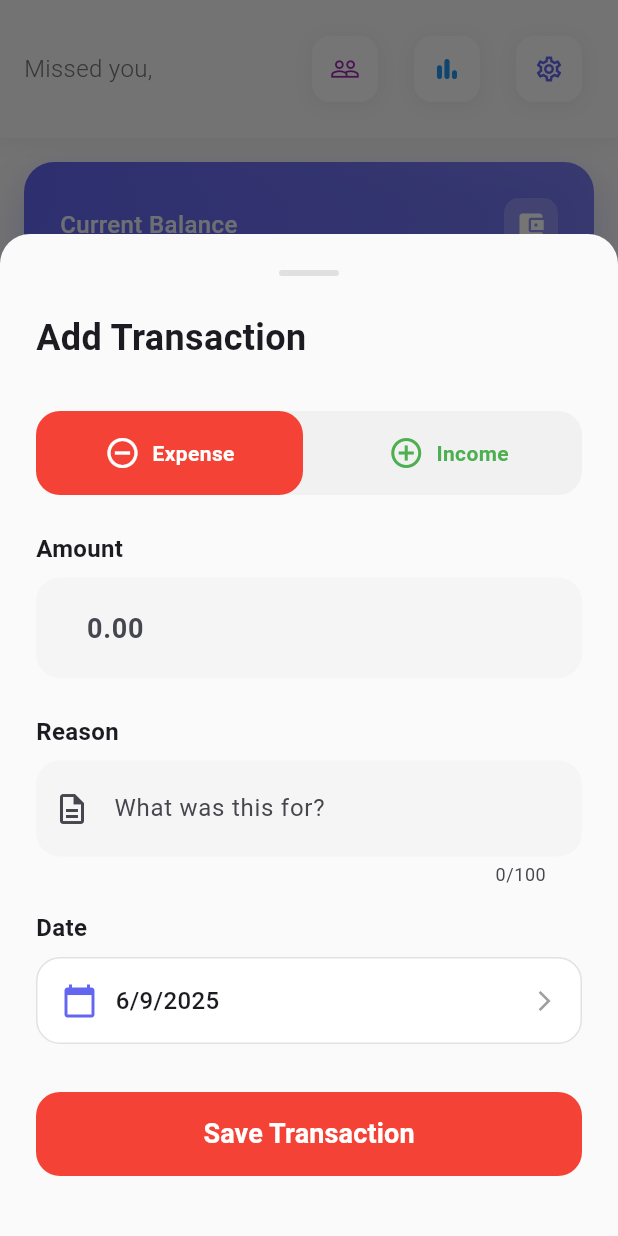
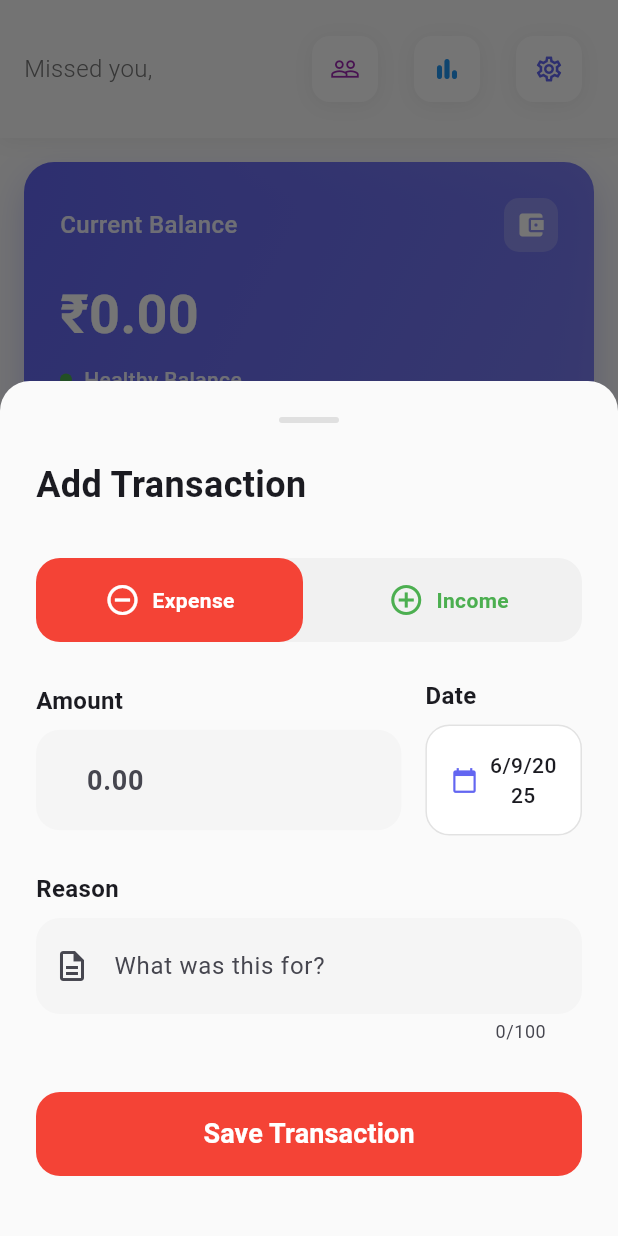
Before and after one commit to malik-l0l/Money_Manager, a Flutter app: the HomeScreen screen opened directly, after a tap on the "add" icon, on a phone screen of 412 x 824 dp. Run offline on Flutter 3.47's test engine with Material 3 defaults, Android fonts, the phone set to English and light mode, and no system bars; our stand-ins replace hive, hive_flutter, share_plus; accounts and stored records are empty; Roboto replaces fonts that are missing (SF Pro Display).

Commit message:
refac(modals): date placed near amount section

```diff
--- a/lib/widgets/add_transaction_modal.dart
+++ b/lib/widgets/add_transaction_modal.dart
@@ -244,7 +244,15 @@ class _AddTransactionModalState extends State<AddTransactionModal>
 
                     SizedBox(height: 24),
 
-                    // Amount Field
+                    // Amount and Date Row
+                    Row(
+                      children: [
+                        // Amount Field - 60% width
+                        Expanded(
+                          flex: 7,
+                          child: Column(
+                            crossAxisAlignment: CrossAxisAlignment.start,
+                            children: [
                               Text(
                                 'Amount',
                                 style: TextStyle(
@@ -281,6 +289,62 @@ class _AddTransactionModalState extends State<AddTransactionModal>
                                   FocusScope.of(context).requestFocus(_reasonFocus);
                                 },
                               ),
+                            ],
+                          ),
+                        ),
+                        SizedBox(width: 16),
+                        // Date Field - 40% width
+                        Expanded(
+                          flex: 3,
+                          child: Column(
+                            crossAxisAlignment: CrossAxisAlignment.start,
+                            children: [
+                              Text(
+                                'Date',
+                                style: TextStyle(
+                                  fontSize: 16,
+                                  fontWeight: FontWeight.w600,
+                                ),
+                              ),
+                              SizedBox(height: 8),
+                              GestureDetector(
+                                onTap: _selectDate,
+                                child: Container(
+                                  padding: EdgeInsets.all(16),
+                                  decoration: BoxDecoration(
+                                    color: Theme.of(context).cardColor,
+                                    borderRadius: BorderRadius.circular(16),
+                                    border: Border.all(
+                                      color: Colors.grey.withOpacity(0.3),
+                                    ),
+                                  ),
+                                  child: Row(
+                                    mainAxisAlignment: MainAxisAlignment.center,
+                                    children: [
+                                      Icon(
+                                        Icons.calendar_today,
+                                        color: Theme.of(context).primaryColor,
+                                        size: 18,
+                                      ),
+                                      SizedBox(width: 8),
+                                      Expanded(
+                                        child: Text(
+                                      '${_selectedDate.day}/${_selectedDate.month}/${_selectedDate.year}',                                          style: TextStyle(
+                                            fontSize: 14,
+                                            fontWeight: FontWeight.w500,
+                                          ),
+                                          textAlign: TextAlign.center,
+                                        ),
+                                      ),
+                                    ],
+                                  ),
+                                ),
+                              ),
+                            ],
+                          ),
+                        ),
+                      ],
+                    ),
 
                     SizedBox(height: 24),
 
@@ -306,48 +370,6 @@ class _AddTransactionModalState extends State<AddTransactionModal>
                       onSubmitted: (_) {
                         _saveTransaction();
                       },
-                    ),
-
-                    SizedBox(height: 16),
-
-                    // Date Selector
-                    Text(
-                      'Date',
-                      style: TextStyle(
-                        fontSize: 16,
-                        fontWeight: FontWeight.w600,
-                      ),
-                    ),
-                    SizedBox(height: 8),
-                    GestureDetector(
-                      onTap: _selectDate,
-                      child: Container(
-                        padding: EdgeInsets.all(16),
-                        decoration: BoxDecoration(
-                          color: Theme.of(context).cardColor,
-                          borderRadius: BorderRadius.circular(16),
-                          border: Border.all(
-                            color: Colors.grey.withOpacity(0.3),
-                          ),
-                        ),
-                        child: Row(
-                          children: [
-                            Icon(Icons.calendar_today,
-                                color: Theme.of(context).primaryColor),
-                            SizedBox(width: 12),
-                            Text(
-                              '${_selectedDate.day}/${_selectedDate.month}/${_selectedDate.year}',
-                              style: TextStyle(
-                                fontSize: 16,
-                                fontWeight: FontWeight.w500,
-                              ),
-                            ),
-                            Spacer(),
-                            Icon(Icons.arrow_forward_ios,
-                                size: 16, color: Colors.grey),
-                          ],
-                        ),
-                      ),
                     ),
 
                     SizedBox(height: 32),
```
Also changed, not shown: lib/widgets/add_people_transaction_modal.dart (+75 -49 lines), lib/widgets/share_modal.dart (+63 -64 lines). Lines whose indentation alone changed are shown as unchanged.
